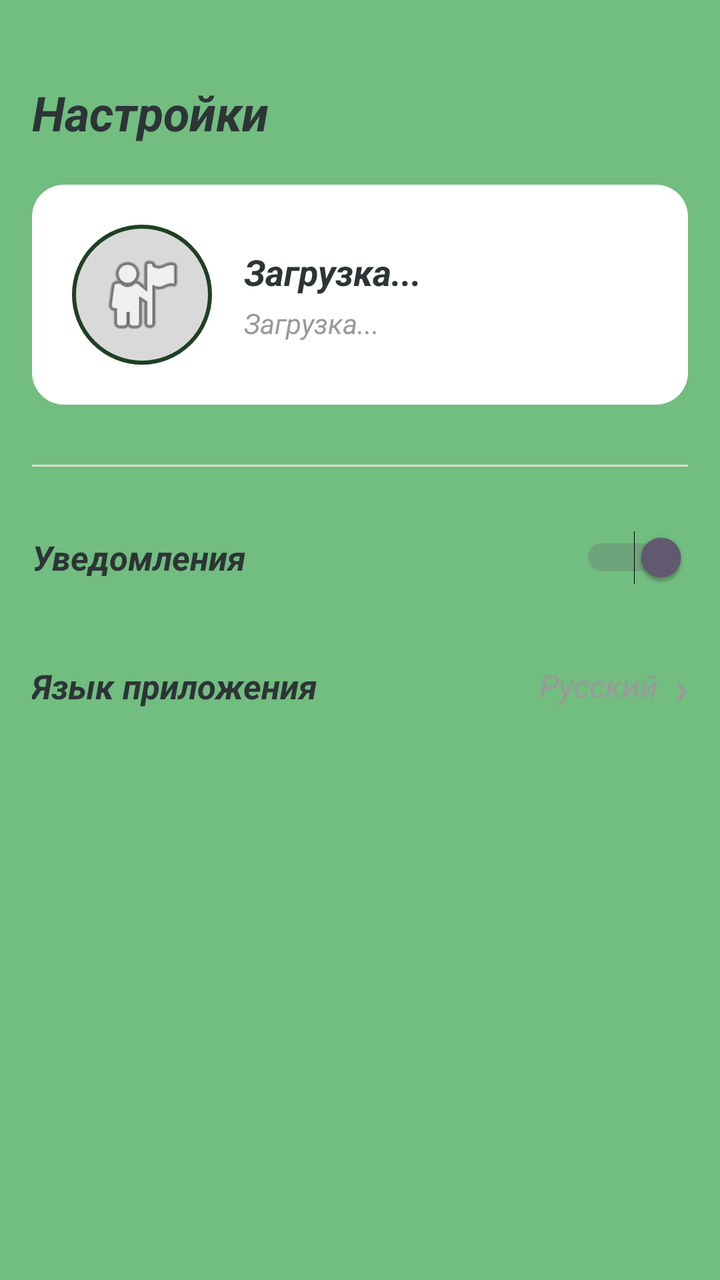
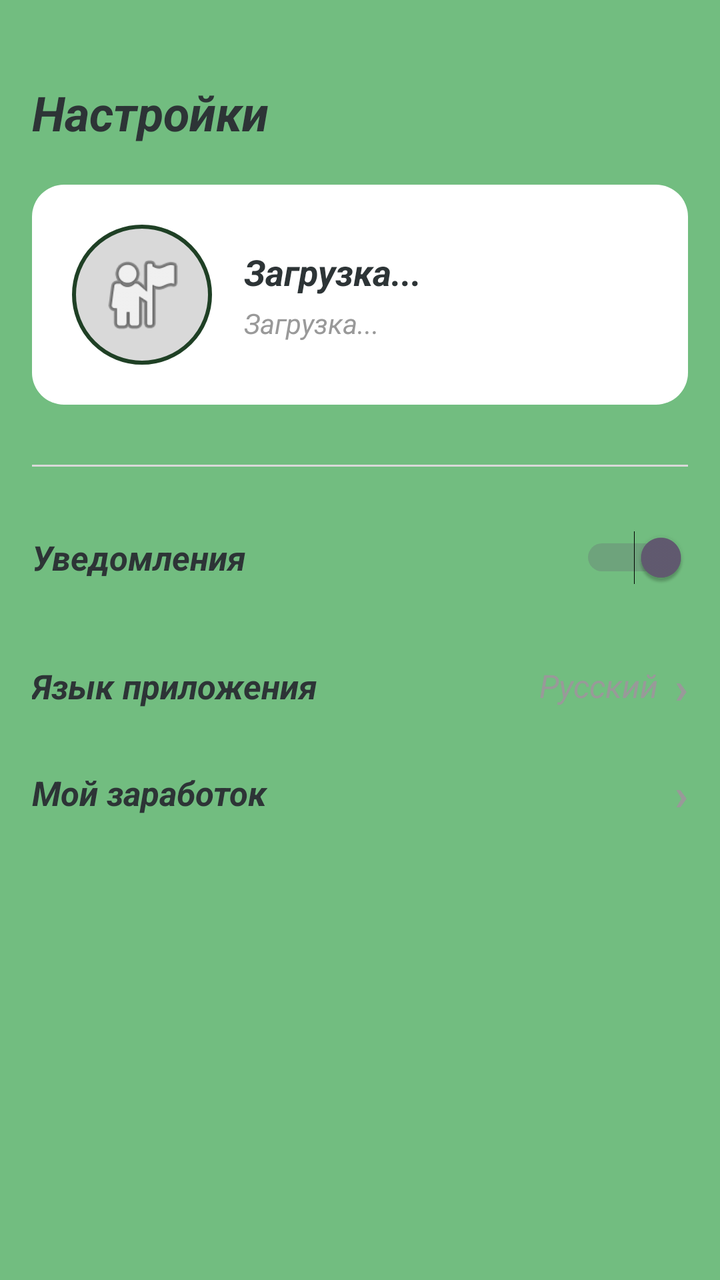

Compare the two renders of this Android layout. The source of the first and the diff that turns it into the second are given below.
<!-- AndroidManifest.xml: application theme Theme.Kumpan -->
<!-- res/layout/fragment_settings.xml -->
<?xml version="1.0" encoding="utf-8"?>
<LinearLayout xmlns:android="http://schemas.android.com/apk/res/android"
    android:layout_width="match_parent"
    android:layout_height="match_parent"
    android:orientation="vertical"
    android:background="@color/color_background"
    android:paddingTop="40dp"
    android:paddingStart="16dp"
    android:paddingEnd="16dp"
    android:paddingBottom="16dp">

    
    <TextView
        android:layout_width="wrap_content"
        android:layout_height="wrap_content"
        android:text="@string/settings_title"
        android:textSize="24sp"
        android:textStyle="bold|italic"
        android:textColor="@color/color_text_dark"
        android:layout_marginBottom="20dp" />

    
    <LinearLayout
        android:layout_width="match_parent"
        android:layout_height="wrap_content"
        android:orientation="horizontal"
        android:gravity="center_vertical"
        android:background="@drawable/profile_card"
        android:padding="20dp"
        android:layout_marginBottom="30dp">

        <ImageView
            android:id="@+id/ivAvatar"
            android:layout_width="70dp"
            android:layout_height="70dp"
            android:src="@android:drawable/ic_menu_myplaces"
            android:background="@drawable/avatar_circle"
            android:padding="12dp"
            android:scaleType="fitCenter"
            android:layout_marginEnd="16dp" />

        <LinearLayout
            android:layout_width="0dp"
            android:layout_height="wrap_content"
            android:layout_weight="1"
            android:orientation="vertical">

            
            <TextView
                android:id="@+id/tvProfileName"
                android:layout_width="match_parent"
                android:layout_height="wrap_content"
                android:text="Загрузка..."
                android:textSize="18sp"
                android:textStyle="bold|italic"
                android:textColor="@color/color_text_dark" />

            
            <TextView
                android:id="@+id/tvProfilePosition"
                android:layout_width="match_parent"
                android:layout_height="wrap_content"
                android:text="Загрузка..."
                android:textSize="14sp"
                android:textStyle="italic"
                android:textColor="@color/color_gray"
                android:layout_marginTop="4dp" />
        </LinearLayout>
    </LinearLayout>

    
    <View
        android:layout_width="match_parent"
        android:layout_height="1dp"
        android:background="@color/color_light_gray"
        android:layout_marginBottom="20dp" />

    
    <LinearLayout
        android:layout_width="match_parent"
        android:layout_height="wrap_content"
        android:orientation="horizontal"
        android:gravity="center_vertical"
        android:paddingTop="12dp"
        android:paddingBottom="12dp"
        android:layout_marginBottom="12dp">

        <TextView
            android:layout_width="0dp"
            android:layout_height="wrap_content"
            android:layout_weight="1"
            android:text="Уведомления"
            android:textSize="17sp"
            android:textStyle="bold|italic"
            android:textColor="@color/color_text_dark" />

        <Switch
            android:id="@+id/switchNotifications"
            android:layout_width="wrap_content"
            android:layout_height="wrap_content"
            android:checked="true" />
    </LinearLayout>

    
    <LinearLayout
        android:id="@+id/rowLanguage"
        android:layout_width="match_parent"
        android:layout_height="wrap_content"
        android:orientation="horizontal"
        android:gravity="center_vertical"
        android:paddingTop="12dp"
        android:paddingBottom="12dp"
        android:clickable="true"
        android:focusable="true">

        <TextView
            android:layout_width="0dp"
            android:layout_height="wrap_content"
            android:layout_weight="1"
            android:text="Язык приложения"
            android:textSize="17sp"
            android:textStyle="bold|italic"
            android:textColor="@color/color_text_dark" />

        <TextView
            android:id="@+id/tvLanguage"
            android:layout_width="wrap_content"
            android:layout_height="wrap_content"
            android:text="Русский"
            android:textSize="16sp"
            android:textStyle="italic"
            android:textColor="@color/color_gray"
            android:layout_marginEnd="8dp" />

        <TextView
            android:layout_width="wrap_content"
            android:layout_height="wrap_content"
            android:text="›"
            android:textSize="22sp"
            android:textStyle="bold"
            android:textColor="@color/color_gray" />
    </LinearLayout>

    
    <LinearLayout
        android:id="@+id/rowEmployees"
        android:layout_width="match_parent"
        android:layout_height="wrap_content"
        android:orientation="horizontal"
        android:gravity="center_vertical"
        android:paddingTop="12dp"
        android:paddingBottom="12dp"
        android:layout_marginTop="12dp"
        android:visibility="gone"
        android:clickable="true"
        android:focusable="true">

        <TextView
            android:layout_width="0dp"
            android:layout_height="wrap_content"
            android:layout_weight="1"
            android:text="Сотрудники"
            android:textSize="17sp"
            android:textStyle="bold|italic"
            android:textColor="@color/color_text_dark" />

        <TextView
            android:layout_width="wrap_content"
            android:layout_height="wrap_content"
            android:text="›"
            android:textSize="22sp"
            android:textStyle="bold"
            android:textColor="@color/color_gray" />
    </LinearLayout>

    
    <LinearLayout
        android:id="@+id/rowAddSchedule"
        android:layout_width="match_parent"
        android:layout_height="wrap_content"
        android:orientation="horizontal"
        android:gravity="center_vertical"
        android:paddingTop="12dp"
        android:paddingBottom="12dp"
        android:layout_marginTop="12dp"
        android:visibility="gone"
        android:clickable="true"
        android:focusable="true">

        <TextView
            android:layout_width="0dp"
            android:layout_height="wrap_content"
            android:layout_weight="1"
            android:text="Составить график"
            android:textSize="17sp"
            android:textStyle="bold|italic"
            android:textColor="@color/color_text_dark" />

        <TextView
            android:layout_width="wrap_content"
            android:layout_height="wrap_content"
            android:text="›"
            android:textSize="22sp"
            android:textStyle="bold"
            android:textColor="@color/color_gray" />
    </LinearLayout>
</LinearLayout>
<!-- resources referenced by this layout -->
<resources>
  <color name="color_background">#72BD80</color>
  <color name="color_gray">#999999</color>
  <color name="color_light_gray">#D9D9D9</color>
  <color name="color_text_dark">#2D3436</color>
  <!-- drawable avatar_circle (drawable) -->
  <?xml version="1.0" encoding="utf-8"?>
  <shape xmlns:android="http://schemas.android.com/apk/res/android"
      android:shape="oval">
      <solid android:color="@color/color_light_gray" />
      <stroke android:width="2dp" android:color="@color/color_dark_green" />
  </shape>
  <!-- drawable profile_card (drawable) -->
  <?xml version="1.0" encoding="utf-8"?>
  <shape xmlns:android="http://schemas.android.com/apk/res/android">
      <solid android:color="@color/color_white" />
      <corners android:radius="16dp" />
  </shape>
  <string name="settings_title">Настройки</string>
  <style name="Theme.Kumpan" parent="Base.Theme.Kumpan" />
  <color name="color_dark_green">#1F4025</color>
  <color name="color_white">#FFFFFF</color>
  <style name="Base.Theme.Kumpan" parent="Theme.Material3.DayNight.NoActionBar">
          <item name="android:statusBarColor">@color/color_dark_green</item>
          <item name="android:windowBackground">@color/color_background</item>
      </style>
</resources>

<!-- the commit's change to res/layout/fragment_settings.xml (unified diff, before → after) -->
@@ -204,4 +204,29 @@
             android:textStyle="bold"
             android:textColor="@color/color_gray" />
     </LinearLayout>
+
+    
+    <LinearLayout
+        android:id="@+id/rowSalary"
+        android:layout_width="match_parent" android:layout_height="wrap_content"
+        android:orientation="horizontal" android:gravity="center_vertical"
+        android:paddingTop="12dp" android:paddingBottom="12dp"
+        android:clickable="true" android:focusable="true">
+        <TextView android:layout_width="0dp" android:layout_height="wrap_content" android:layout_weight="1"
+            android:text="Мой заработок" android:textSize="17sp" android:textStyle="bold|italic" android:textColor="@color/color_text_dark" />
+        <TextView android:layout_width="wrap_content" android:layout_height="wrap_content" android:text="›" android:textSize="22sp" android:textStyle="bold" android:textColor="@color/color_gray" />
+    </LinearLayout>
+
+    
+    <LinearLayout
+        android:id="@+id/rowActiveShifts"
+        android:layout_width="match_parent" android:layout_height="wrap_content"
+        android:orientation="horizontal" android:gravity="center_vertical"
+        android:paddingTop="12dp" android:paddingBottom="12dp"
+        android:visibility="gone" android:clickable="true" android:focusable="true">
+        <TextView android:layout_width="0dp" android:layout_height="wrap_content" android:layout_weight="1"
+            android:text="Кто на смене" android:textSize="17sp" android:textStyle="bold|italic" android:textColor="@color/color_text_dark" />
+        <TextView android:layout_width="wrap_content" android:layout_height="wrap_content" android:text="›" android:textSize="22sp" android:textStyle="bold" android:textColor="@color/color_gray" />
+    </LinearLayout>
+
 </LinearLayout>
